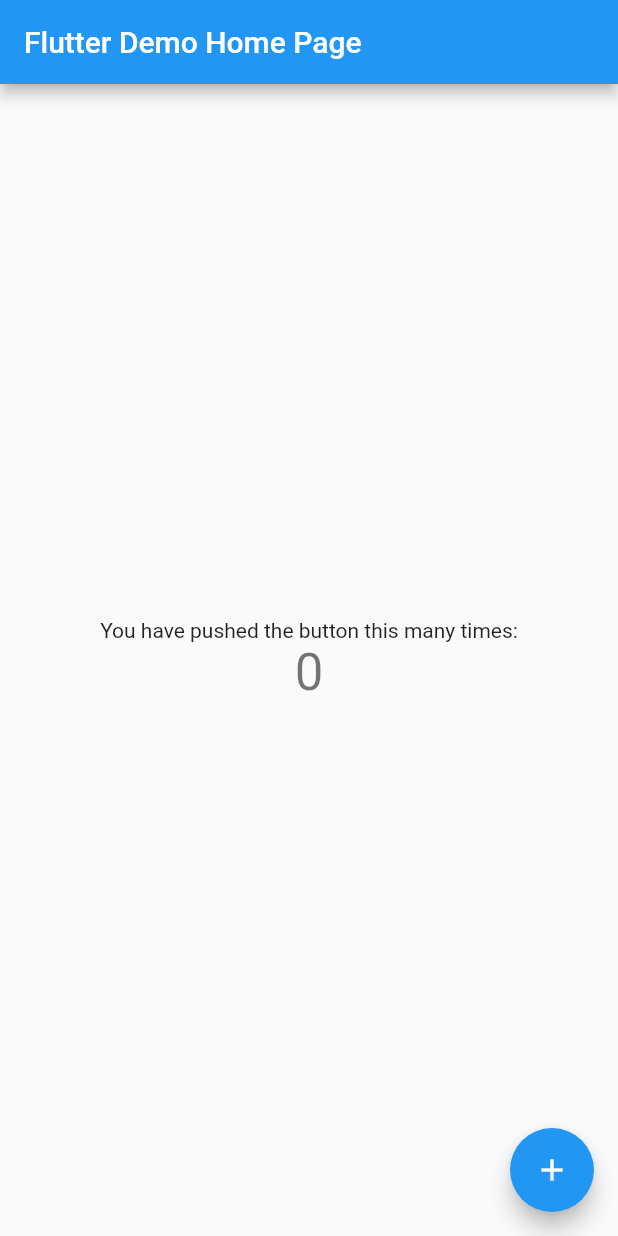
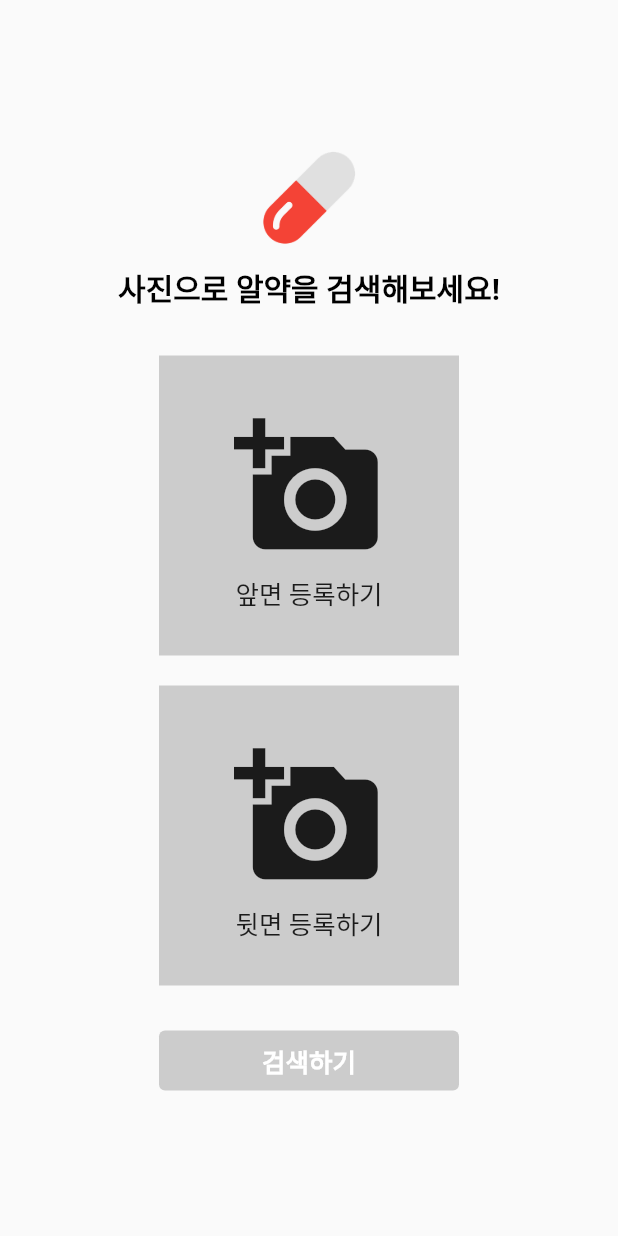
Before and after one commit to sparksub/pillumi-khu, a Flutter app: the screen it shows after launch, on a phone screen of 412 x 824 dp. Run offline on Flutter 3.47's test engine with Material 2 defaults, Android fonts, the phone set to English and light mode, and no system bars.

Commit message:
Update design of /front/main_screen_widget

```diff
--- a/front/lib/main.dart
+++ b/front/lib/main.dart
@@ -1,115 +1,24 @@
 import 'package:flutter/material.dart';
+import 'package:front/screens/main_screen_widget.dart';
+import 'package:front/util/palette.dart' as palette;
 
 void main() {
-  runApp(const MyApp());
+  runApp(const PillumiApp());
 }
 
-class MyApp extends StatelessWidget {
-  const MyApp({Key? key}) : super(key: key);
+class PillumiApp extends StatelessWidget {
+  const PillumiApp({Key? key}) : super(key: key);
 
   // This widget is the root of your application.
   @override
   Widget build(BuildContext context) {
     return MaterialApp(
-      title: 'Flutter Demo',
+      title: 'Pillumi App',
+      debugShowCheckedModeBanner: false,
       theme: ThemeData(
-        // This is the theme of your application.
-        //
-        // Try running your application with "flutter run". You'll see the
-        // application has a blue toolbar. Then, without quitting the app, try
-        // changing the primarySwatch below to Colors.green and then invoke
-        // "hot reload" (press "r" in the console where you ran "flutter run",
-        // or simply save your changes to "hot reload" in a Flutter IDE).
-        // Notice that the counter didn't reset back to zero; the application
-        // is not restarted.
-        primarySwatch: Colors.blue,
+        primarySwatch: palette.white,
       ),
-      home: const MyHomePage(title: 'Flutter Demo Home Page'),
+      home: MainScreenWidget(),
     );
   }
 }
-
-class MyHomePage extends StatefulWidget {
-  const MyHomePage({Key? key, required this.title}) : super(key: key);
-
-  // This widget is the home page of your application. It is stateful, meaning
-  // that it has a State object (defined below) that contains fields that affect
-  // how it looks.
-
-  // This class is the configuration for the state. It holds the values (in this
-  // case the title) provided by the parent (in this case the App widget) and
-  // used by the build method of the State. Fields in a Widget subclass are
-  // always marked "final".
-
-  final String title;
-
-  @override
-  State<MyHomePage> createState() => _MyHomePageState();
-}
-
-class _MyHomePageState extends State<MyHomePage> {
-  int _counter = 0;
-
-  void _incrementCounter() {
-    setState(() {
-      // This call to setState tells the Flutter framework that something has
-      // changed in this State, which causes it to rerun the build method below
-      // so that the display can reflect the updated values. If we changed
-      // _counter without calling setState(), then the build method would not be
-      // called again, and so nothing would appear to happen.
-      _counter++;
-    });
-  }
-
-  @override
-  Widget build(BuildContext context) {
-    // This method is rerun every time setState is called, for instance as done
-    // by the _incrementCounter method above.
-    //
-    // The Flutter framework has been optimized to make rerunning build methods
-    // fast, so that you can just rebuild anything that needs updating rather
-    // than having to individually change instances of widgets.
-    return Scaffold(
-      appBar: AppBar(
-        // Here we take the value from the MyHomePage object that was created by
-        // the App.build method, and use it to set our appbar title.
-        title: Text(widget.title),
-      ),
-      body: Center(
-        // Center is a layout widget. It takes a single child and positions it
-        // in the middle of the parent.
-        child: Column(
-          // Column is also a layout widget. It takes a list of children and
-          // arranges them vertically. By default, it sizes itself to fit its
-          // children horizontally, and tries to be as tall as its parent.
-          //
-          // Invoke "debug painting" (press "p" in the console, choose the
-          // "Toggle Debug Paint" action from the Flutter Inspector in Android
-          // Studio, or the "Toggle Debug Paint" command in Visual Studio Code)
-          // to see the wireframe for each widget.
-          //
-          // Column has various properties to control how it sizes itself and
-          // how it positions its children. Here we use mainAxisAlignment to
-          // center the children vertically; the main axis here is the vertical
-          // axis because Columns are vertical (the cross axis would be
-          // horizontal).
-          mainAxisAlignment: MainAxisAlignment.center,
-          children: <Widget>[
-            const Text(
-              'You have pushed the button this many times:',
-            ),
-            Text(
-              '$_counter',
-              style: Theme.of(context).textTheme.headline4,
-            ),
-          ],
-        ),
-      ),
-      floatingActionButton: FloatingActionButton(
-        onPressed: _incrementCounter,
-        tooltip: 'Increment',
-        child: const Icon(Icons.add),
-      ), // This trailing comma makes auto-formatting nicer for build methods.
-    );
-  }
-}
--- /dev/null
+++ b/front/lib/screens/main_screen_widget.dart
@@ -0,0 +1,89 @@
+import 'package:flutter/material.dart';
+import 'package:front/screens/result_screen_widget.dart';
+import 'package:front/util/palette.dart' as palette;
+
+import '../util/add_photo_button.dart';
+
+class MainScreenWidget extends StatefulWidget{
+  const MainScreenWidget({Key? key}) : super(key: key);
+  MainScreen createState()=> MainScreen();
+}
+
+class MainScreen extends State<MainScreenWidget> {
+  final bool front = false;
+  final bool back = false;
+
+  @override
+  Widget build(BuildContext context) {
+    return Container(
+        width: double.infinity,
+        height: double.infinity,
+        child: Scaffold(
+          body: Center(
+            child: Column(
+              mainAxisAlignment: MainAxisAlignment.center,
+              children: [
+                Image(
+                  image: AssetImage('assets/pill-icon-nobackground.png'),
+                  width: 70,
+                ),
+                SizedBox(
+                  height: 10,
+                ),
+                Text(
+                  '사진으로 알약을 검색해보세요!',
+                  style: TextStyle(
+                    color: palette.black,
+                    fontSize: 20,
+                    fontWeight: FontWeight.bold
+                  ),
+                ),
+                SizedBox(
+                  height: 30,
+                ),
+                AddPhotoButton(text: "앞", updateBool: updateBool, side: front),
+                SizedBox(
+                  height: 20,
+                ),
+                AddPhotoButton(text: "뒷", updateBool: updateBool, side: back),
+                SizedBox(
+                  height: 30,
+                ),
+                SizedBox(
+                  width: 200,
+                  height: 40,
+                  child: ElevatedButton(
+                    child: const Text('검색하기',
+                      style: TextStyle(
+                        color: Colors.white,
+                        fontSize: 17,
+                        fontWeight: FontWeight.bold
+                    )),
+                    style: (front&&back) ?
+                    ButtonStyle(backgroundColor: palette.darkBlueColor)
+                    : ButtonStyle(backgroundColor: palette.grayColor),
+                    onPressed: (front&&back) ? () {
+                      goToResultPage();
+                    } : null,
+                  ),
+                ),
+              ],
+            ),
+          ),
+        )
+    );
+  }
+
+  void updateBool(bool inputBool){
+    setState((){
+      inputBool = !inputBool;
+    });
+  }
+
+  void goToResultPage () {
+    Navigator.push(
+      context,
+      MaterialPageRoute(builder: (context) => ResultScreenWidget()),
+    );
+  }
+}
--- /dev/null
+++ b/front/lib/util/add_photo_button.dart
@@ -0,0 +1,46 @@
+import 'package:flutter/material.dart';
+import 'package:front/util/palette.dart' as palette;
+
+class AddPhotoButton extends StatelessWidget {
+
+  const AddPhotoButton({
+    Key? key,
+    @required this.text,
+    this.updateBool,
+    this.side,
+  }) : super(key: key);
+
+  final text;
+  final updateBool;
+  final side;
+
+  @override
+  Widget build(BuildContext context) {
+    return Container(
+      width: 200,
+      height: 200,
+      color: palette.gray,
+      child: Center(
+        child: Column(
+          mainAxisSize: MainAxisSize.min,
+          children: [
+            IconButton(
+              icon: Icon(
+                Icons.add_a_photo,
+              ),
+              iconSize: 100,
+              onPressed: (){
+                updateBool(side);
+              },
+            ),
+            Text("$text면 등록하기",
+                style: const TextStyle(
+                    fontSize: 17,
+                    fontWeight: FontWeight.w500
+                ))
+          ],
+        ),
+      ),
+    );
+  }
+}
--- /dev/null
+++ b/front/lib/util/palette.dart
@@ -0,0 +1,16 @@
+import 'package:flutter/material.dart';
+import 'createMaterialColor.dart';
+
+MaterialColor red = createMaterialColor(Color(0xFFed1b24));
+MaterialColor darkBlue = createMaterialColor(Color(0xFF23408e));
+MaterialColor blue = createMaterialColor(Color(0xFF385399));
+MaterialColor gray = createMaterialColor(Color(0xFFcccccc));
+MaterialColor white = createMaterialColor(Color(0xFFffffff));
+MaterialColor black = createMaterialColor(Color(0xFF000000));
+
+MaterialStateProperty<Color?> redColor = MaterialStateProperty.all(Color(0xFFed1b24));
+MaterialStateProperty<Color?> darkBlueColor = MaterialStateProperty.all(Color(0xFF23408e));
+MaterialStateProperty<Color?> blueColor = MaterialStateProperty.all(Color(0xFF385399));
+MaterialStateProperty<Color?> grayColor = MaterialStateProperty.all(Color(0xFFcccccc));
+MaterialStateProperty<Color?> whiteColor = MaterialStateProperty.all(Color(0xFFffffff));
+MaterialStateProperty<Color?> blackColor = MaterialStateProperty.all(Color(0xFF000000));
--- a/front/pubspec.yaml
+++ b/front/pubspec.yaml
@@ -58,8 +58,8 @@
   uses-material-design: true
 
   # To add assets to your application, add an assets section, like this:
-  # assets:
-  #   - images/a_dot_burr.jpeg
+  assets:
+    - assets/pill-icon-nobackground.png
   #   - images/a_dot_ham.jpeg
 
   # An image asset can refer to one or more resolution-specific "variants", see
```
Also changed, not shown: front/lib/screens/result_screen_widget.dart (added, +20 -0 lines), front/lib/util/createMaterialColor.dart (added, +21 -0 lines), front/assets/pill-icon-nobackground.png (added), 1 other file.
